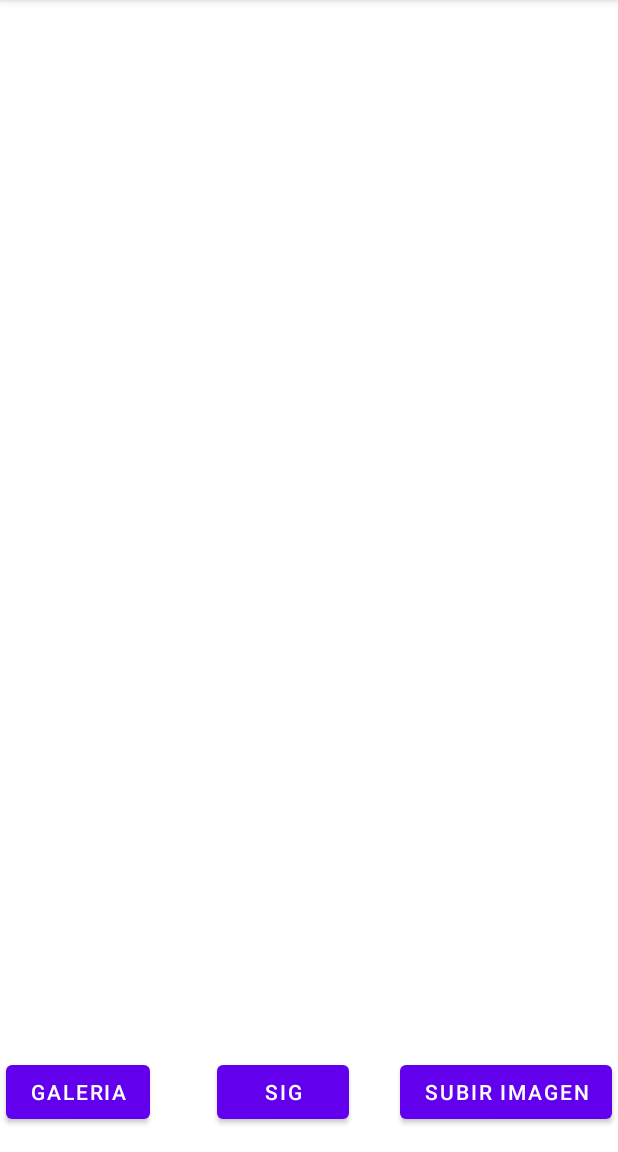
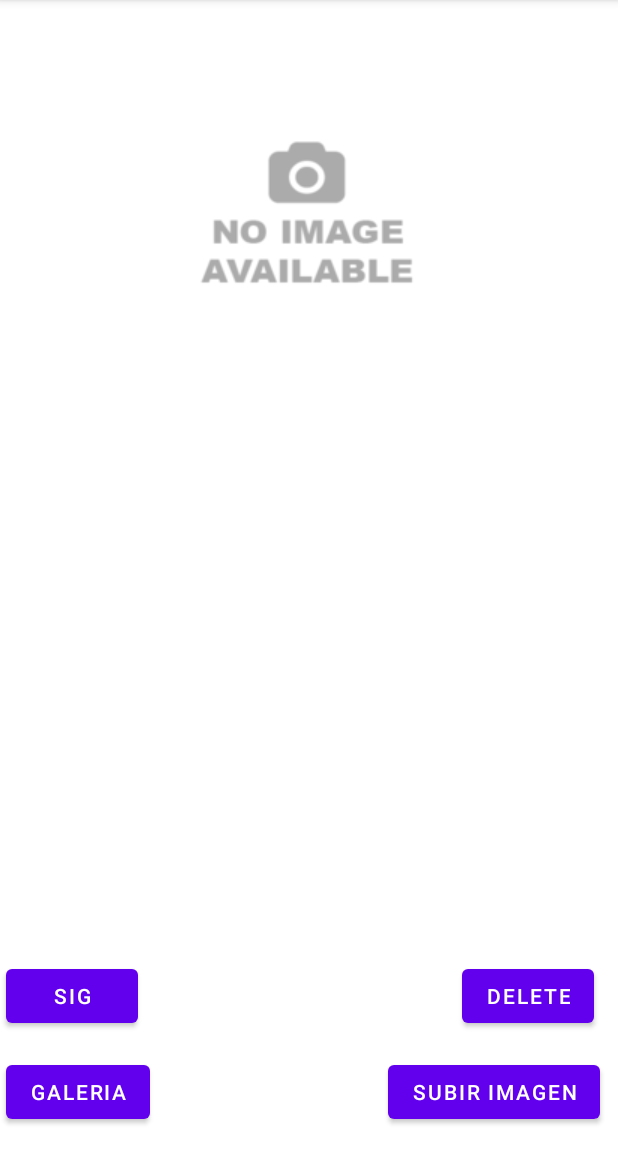
Before and after one commit to Digruttola2468/FirebaseStorage-android, an Android app: the screen it shows after launch (MainActivity), after a tap on "SIG", on a phone screen of 412 x 824 dp, the part 84-1236 px from its top. Run offline under Robolectric (Android 15) with nearby library versions, the phone set to English and light mode, and no system bars; our stand-ins replace Firebase (no records; nobody signed in at launch, a user with empty details on screens opened directly); 1 statement that could not run was skipped.

```diff
--- a/app/src/main/res/layout/activity_main.xml
+++ b/app/src/main/res/layout/activity_main.xml
@@ -11,18 +11,19 @@
         android:layout_width="wrap_content"
         android:layout_height="wrap_content"
         android:layout_marginTop="16dp"
-        app:layout_constraintBottom_toTopOf="@+id/btSubirImagen"
+        app:layout_constraintBottom_toTopOf="@+id/btSiguiente"
         app:layout_constraintEnd_toEndOf="parent"
         app:layout_constraintHorizontal_bias="0.498"
         app:layout_constraintStart_toStartOf="parent"
         app:layout_constraintTop_toTopOf="parent"
+        app:layout_constraintVertical_bias="0.1"
         tools:srcCompat="@tools:sample/avatars" />
 
     <Button
         android:id="@+id/btSubirImagen"
         android:layout_width="wrap_content"
         android:layout_height="wrap_content"
-        android:layout_marginEnd="4dp"
+        android:layout_marginEnd="12dp"
         android:layout_marginBottom="16dp"
         android:text="Subir Imagen"
         app:layout_constraintBottom_toBottomOf="parent"
@@ -42,10 +43,19 @@
         android:id="@+id/btSiguiente"
         android:layout_width="wrap_content"
         android:layout_height="wrap_content"
+        android:layout_marginStart="4dp"
         android:layout_marginBottom="16dp"
         android:text="Sig"
-        app:layout_constraintBottom_toBottomOf="parent"
-        app:layout_constraintEnd_toStartOf="@+id/btSubirImagen"
-        app:layout_constraintHorizontal_bias="0.565"
-        app:layout_constraintStart_toEndOf="@+id/btBuscarImage" />
+        app:layout_constraintBottom_toTopOf="@+id/btBuscarImage"
+        app:layout_constraintStart_toStartOf="parent" />
+
+    <Button
+        android:id="@+id/btDeleteImage"
+        android:layout_width="wrap_content"
+        android:layout_height="wrap_content"
+        android:layout_marginEnd="16dp"
+        android:layout_marginBottom="16dp"
+        android:text="Delete"
+        app:layout_constraintBottom_toTopOf="@+id/btSubirImagen"
+        app:layout_constraintEnd_toEndOf="parent" />
 </androidx.constraintlayout.widget.ConstraintLayout>
```
Also changed, not shown: app/src/main/java/com/digruttola/firebasestorage/MainActivity.java (+69 -4 lines), app/src/main/res/drawable/no_image_available.png (added).
